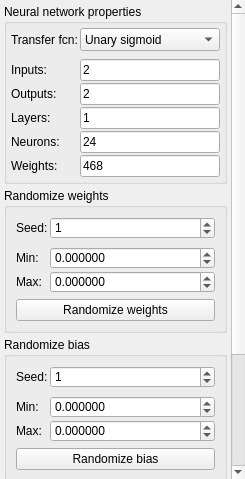
kacerpetr/NNCreator, file GuiPartUi/NetParamWidget.ui: the form before one commit.
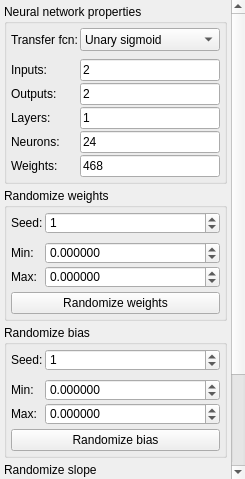
The form after the commit.

Commit message: Bugfix: missing Plot1D X axis label and bad X, Y values with empty plot

```diff
--- a/GuiPartUi/NetParamWidget.ui
+++ b/GuiPartUi/NetParamWidget.ui
@@ -6,7 +6,7 @@
    <rect>
     <x>0</x>
     <y>0</y>
-    <width>236</width>
+    <width>245</width>
     <height>479</height>
    </rect>
   </property>
@@ -47,9 +47,9 @@
       <property name="geometry">
        <rect>
         <x>0</x>
-        <y>-168</y>
+        <y>-132</y>
         <width>231</width>
-        <height>647</height>
+        <height>611</height>
        </rect>
       </property>
       <layout class="QVBoxLayout" name="verticalLayout">
@@ -272,6 +272,21 @@
           <string>Randomize weights</string>
          </property>
          <layout class="QVBoxLayout" name="verticalLayout_2">
+          <property name="spacing">
+           <number>4</number>
+          </property>
+          <property name="leftMargin">
+           <number>4</number>
+          </property>
+          <property name="topMargin">
+           <number>4</number>
+          </property>
+          <property name="rightMargin">
+           <number>4</number>
+          </property>
+          <property name="bottomMargin">
+           <number>4</number>
+          </property>
           <item>
            <layout class="QFormLayout" name="formLayout_2">
             <property name="sizeConstraint">
@@ -443,6 +458,21 @@
           <string>Randomize bias</string>
          </property>
          <layout class="QVBoxLayout" name="verticalLayout_4">
+          <property name="spacing">
+           <number>4</number>
+          </property>
+          <property name="leftMargin">
+           <number>4</number>
+          </property>
+          <property name="topMargin">
+           <number>4</number>
+          </property>
+          <property name="rightMargin">
+           <number>4</number>
+          </property>
+          <property name="bottomMargin">
+           <number>4</number>
+          </property>
           <item>
            <layout class="QFormLayout" name="formLayout_3">
             <property name="sizeConstraint">
@@ -611,6 +641,21 @@
           <string>Randomize slope</string>
          </property>
          <layout class="QVBoxLayout" name="verticalLayout_5">
+          <property name="spacing">
+           <number>4</number>
+          </property>
+          <property name="leftMargin">
+           <number>4</number>
+          </property>
+          <property name="topMargin">
+           <number>4</number>
+          </property>
+          <property name="rightMargin">
+           <number>4</number>
+          </property>
+          <property name="bottomMargin">
+           <number>4</number>
+          </property>
           <item>
            <layout class="QFormLayout" name="formLayout_4">
             <property name="sizeConstraint">
```
The commit also changes 5 other files.
